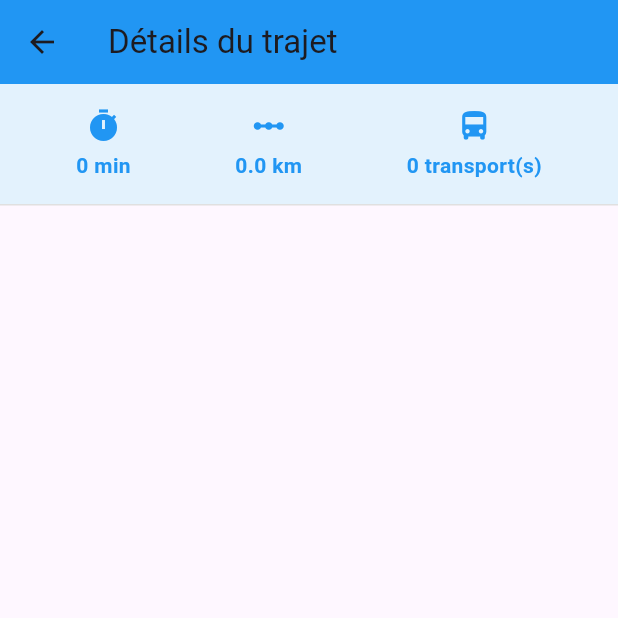
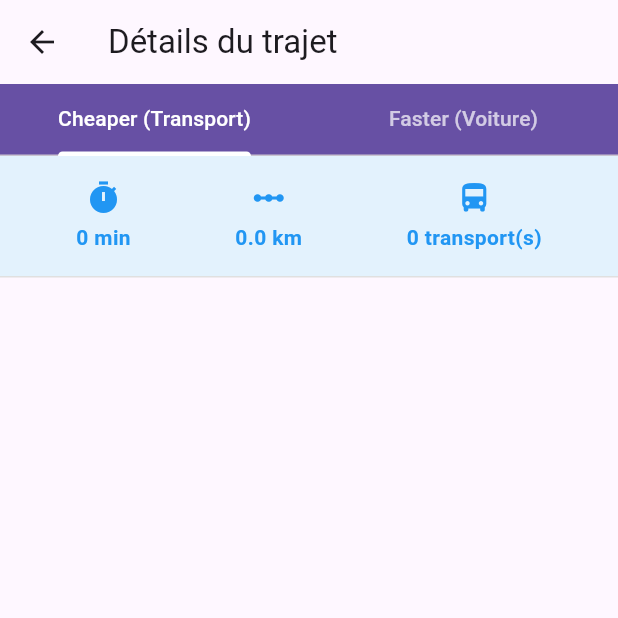
Before and after one commit to SalmaSAGH/YALMA, a Flutter app: the RouteDetailsPage screen opened directly with empty values, on a phone screen of 412 x 824 dp, the top half of it. Run offline on Flutter 3.47's test engine with Material 3 defaults, Android fonts, the phone set to English and light mode, and no system bars; our stand-ins replace country_code_picker, flutter_typeahead, geolocator, google_maps_flutter, shared_preferences; accounts and stored records are empty.

Commit message:
Cheaper and faster in the same detail page

```diff
--- a/lib/screens/RouteDetailsPage.dart
+++ b/lib/screens/RouteDetailsPage.dart
@@ -2,10 +2,13 @@ import 'package:flutter/material.dart';
 import 'package:intl/intl.dart';
 import 'transport_step.dart';
 
-class RouteDetailsPage extends StatelessWidget {
-  final List<TransportStep> steps;
-  final double totalDistance;
-  final double totalDuration;
+class RouteDetailsPage extends StatefulWidget {
+  final List<TransportStep> cheaperSteps;
+  final List<TransportStep> fasterSteps;
+  final double cheaperDistance;
+  final double fasterDistance;
+  final double cheaperDuration;
+  final double fasterDuration;
   final String startAddress;
   final String endAddress;
   final String departureTime;
@@ -13,37 +16,102 @@ class RouteDetailsPage extends StatelessWidget {
 
   const RouteDetailsPage({
     Key? key,
-    required this.steps,
-    required this.totalDistance,
-    required this.totalDuration,
+    required this.cheaperSteps,
+    required this.fasterSteps,
+    required this.cheaperDistance,
+    required this.fasterDistance,
+    required this.cheaperDuration,
+    required this.fasterDuration,
     required this.startAddress,
     required this.endAddress,
     required this.departureTime,
     required this.arrivalTime,
   }) : super(key: key);
 
-  bool get isIntercityTrip => steps.any((step) => step.type == 'train');
+  @override
+  _RouteDetailsPageState createState() => _RouteDetailsPageState();
+}
+
+class _RouteDetailsPageState extends State<RouteDetailsPage> with SingleTickerProviderStateMixin {
+  late TabController _tabController;
+  bool _showCheaper = true;
+
+  @override
+  void initState() {
+    super.initState();
+    _tabController = TabController(length: 2, vsync: this);
+    _tabController.addListener(_handleTabSelection);
+  }
+
+  void _handleTabSelection() {
+    setState(() {
+      _showCheaper = _tabController.index == 0;
+    });
+  }
+
+  @override
+  void dispose() {
+    _tabController.dispose();
+    super.dispose();
+  }
+
+  bool get isIntercityTrip => _showCheaper
+      ? widget.cheaperSteps.any((step) => step.type == 'train')
+      : false;
 
   @override
   Widget build(BuildContext context) {
-    final isCarTrip = steps.isNotEmpty && steps.first.type == 'drive';
-    final durationInMinutes = (totalDuration / 60).round();
-    final distanceInKm = (totalDistance / 1000).toStringAsFixed(1);
+    final currentSteps = _showCheaper ? widget.cheaperSteps : widget.fasterSteps;
+    final currentDistance = _showCheaper ? widget.cheaperDistance : widget.fasterDistance;
+    final currentDuration = _showCheaper ? widget.cheaperDuration : widget.fasterDuration;
+    final isCarTrip = !_showCheaper;
+
+    final durationInMinutes = (currentDuration / 60).round();
+    final distanceInKm = (currentDistance / 1000).toStringAsFixed(1);
 
     return Scaffold(
       appBar: AppBar(
         title: const Text('Détails du trajet'),
-        backgroundColor: isCarTrip ? Colors.purple :
-                         isIntercityTrip ? Colors.red : Colors.blue,
+        bottom: PreferredSize(
+          preferredSize: const Size.fromHeight(48),
+          child: Container(
+            color: Theme.of(context).primaryColor,
+            child: TabBar(
+              controller: _tabController,
+              labelColor: Colors.white,
+              unselectedLabelColor: Colors.white.withOpacity(0.7),
+              indicatorColor: Colors.white,
+              tabs: const [
+                Tab(text: 'Cheaper (Transport)'),
+                Tab(text: 'Faster (Voiture)'),
+              ],
             ),
-      body: Column(
+          ),
+        ),
+      ),
+      body: TabBarView(
+        controller: _tabController,
+        children: [
+          _buildContent(widget.cheaperSteps, widget.cheaperDistance, widget.cheaperDuration, false),
+          _buildContent(widget.fasterSteps, widget.fasterDistance, widget.fasterDuration, true),
+        ],
+      ),
+    );
+  }
+
+  Widget _buildContent(List<TransportStep> steps, double distance, double duration, bool isCarTrip) {
+    final durationInMinutes = (duration / 60).round();
+    final distanceInKm = (distance / 1000).toStringAsFixed(1);
+    final isTrainTrip = steps.any((step) => step.type == 'train');
+
+    return Column(
       children: [
         // En-tête avec durée et distance
         Container(
           padding: const EdgeInsets.all(16),
           decoration: BoxDecoration(
             color: isCarTrip ? Colors.purple[50] :
-                     isIntercityTrip ? Colors.red[50] : Colors.blue[50],
+            isTrainTrip ? Colors.red[50] : Colors.blue[50],
             border: Border(bottom: BorderSide(color: Colors.grey[300]!)),
           ),
           child: Row(
@@ -53,30 +121,28 @@ class RouteDetailsPage extends StatelessWidget {
                 Icons.timer,
                 '$durationInMinutes min',
                 isCarTrip ? Colors.purple :
-                  isIntercityTrip ? Colors.red : Colors.blue,
+                isTrainTrip ? Colors.red : Colors.blue,
               ),
               _buildInfoItem(
                 isCarTrip ? Icons.directions_car :
-                  isIntercityTrip ? Icons.train : Icons.linear_scale,
+                isTrainTrip ? Icons.train : Icons.linear_scale,
                 '$distanceInKm km',
-                  isCarTrip ? Colors.purple :isIntercityTrip ? Colors.red : Colors.blue,
+                isCarTrip ? Colors.purple :
+                isTrainTrip ? Colors.red : Colors.blue,
               ),
               if (!isCarTrip)
                 _buildInfoItem(
-                    isIntercityTrip ? Icons.train : Icons.directions_bus,
-                    isIntercityTrip ? 'Train inter-villes' : '${_countTransports()} transport(s)',
-                    isIntercityTrip ? Colors.red : Colors.blue,
+                  isTrainTrip ? Icons.train : Icons.directions_bus,
+                  isTrainTrip ? 'Train inter-villes' : '${_countTransports(steps)} transport(s)',
+                  isTrainTrip ? Colors.red : Colors.blue,
                 ),
             ],
           ),
         ),
-
-          // Corps principal
         Expanded(
-            child: isCarTrip ? _buildCarView() : _buildPublicTransportView(),
+          child: isCarTrip ? _buildCarView() : _buildPublicTransportView(steps),
         ),
       ],
-      ),
     );
   }
 
@@ -88,8 +154,8 @@ class RouteDetailsPage extends StatelessWidget {
           _buildLocationCard(
             Icons.location_on,
             'Départ',
-            startAddress,
-            departureTime,
+            widget.startAddress,
+            widget.departureTime,
             Colors.purple,
           ),
           const SizedBox(height: 24),
@@ -98,8 +164,8 @@ class RouteDetailsPage extends StatelessWidget {
           _buildLocationCard(
             Icons.flag,
             'Arrivée',
-            endAddress,
-            arrivalTime,
+            widget.endAddress,
+            widget.arrivalTime,
             Colors.purple,
           ),
         ],
@@ -107,7 +173,7 @@ class RouteDetailsPage extends StatelessWidget {
     );
   }
 
-  Widget _buildPublicTransportView() {
+  Widget _buildPublicTransportView(List<TransportStep> steps) {
     return ListView.separated(
       padding: const EdgeInsets.all(16),
       itemCount: steps.length,
@@ -211,7 +277,8 @@ class RouteDetailsPage extends StatelessWidget {
             if (isTrain) _buildTrainDetails(step),
             const SizedBox(height: 8),
             LinearProgressIndicator(
-              value: step.distance > 0 ? step.distance / totalDistance : 0.1,
+              value: step.distance > 0 ? step.distance /
+                  (_showCheaper ? widget.cheaperDistance : widget.fasterDistance) : 0.1,
               backgroundColor: Colors.grey[200],
               valueColor: AlwaysStoppedAnimation<Color>(
                   isTrain ? Colors.red : step.color),
@@ -228,6 +295,7 @@ class RouteDetailsPage extends StatelessWidget {
       ),
     );
   }
+
   Widget _buildTrainDetails(TransportStep step) {
     return Padding(
       padding: const EdgeInsets.only(left: 42, top: 8),
@@ -311,7 +379,7 @@ class RouteDetailsPage extends StatelessWidget {
     );
   }
 
-  int _countTransports() {
+  int _countTransports(List<TransportStep> steps) {
     return steps.where((step) => step.type == 'transport').length;
   }
 
```
Also changed, not shown: lib/screens/JourneyPage.dart (+154 -223 lines). Lines whose indentation alone changed are shown as unchanged.
